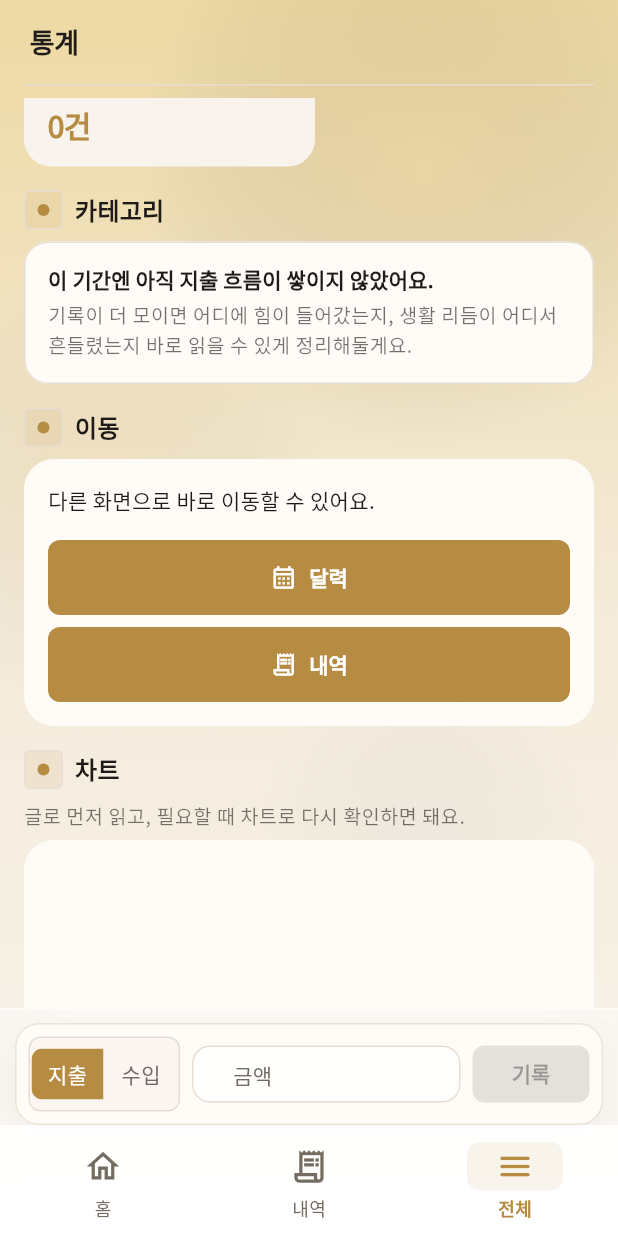
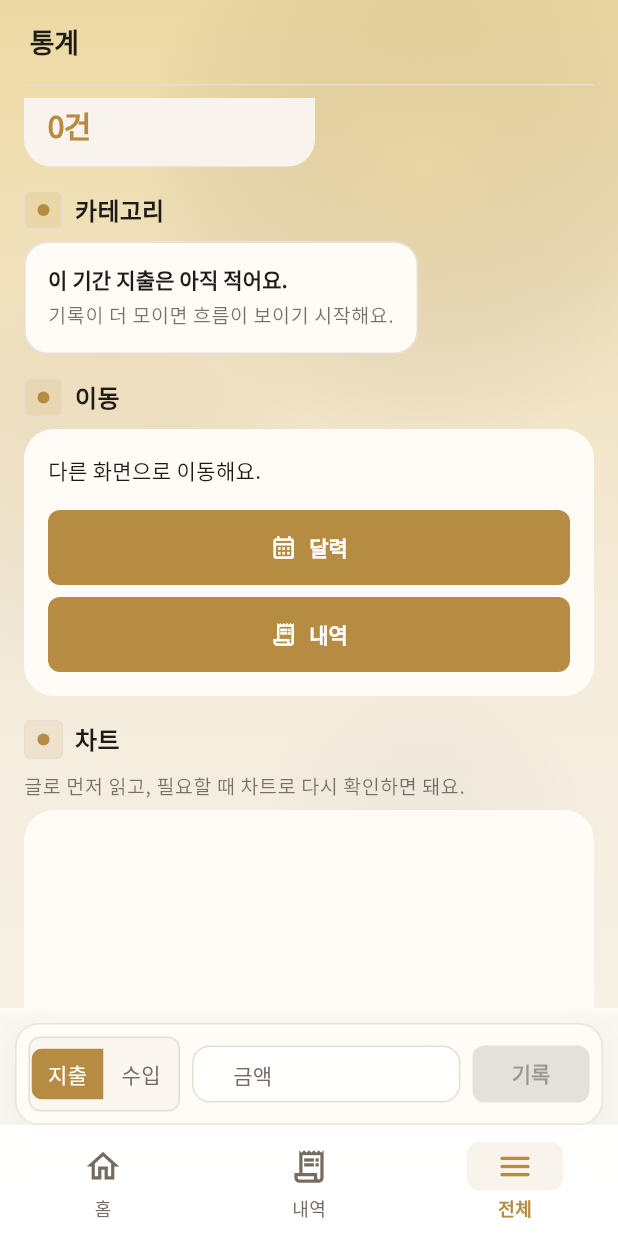
Before and after one commit to skypsj032-code/smart-wallet-app, a Flutter app: the StatisticsScreen screen opened by its route, scrolled down 1152 dp, on a phone screen of 412 x 824 dp. Run offline on Flutter 3.47's test engine with Material 3 defaults, Android fonts, the light colour scheme and no system bars; our stand-ins replace camera, drift, file_picker, flutter_riverpod, go_router, google_fonts and 1 more; missing offline and left inert: google_mlkit_text_recognition; accounts and stored records are empty; generated files the repository leaves out were written again.

Commit message:
refactor: trim ledger axis copy

```diff
--- a/lib/features/accounts/presentation/accounts_screen.dart
+++ b/lib/features/accounts/presentation/accounts_screen.dart
@@ -40,7 +40,7 @@ class AccountsScreen extends ConsumerWidget {
               const AppLedgerAxisIntro(
                 label: '자산',
                 headline: '계좌 상태를 봐요',
-                body: '순자산과 잔액을 바로 확인해요.',
+                body: '순자산과 잔액을 확인해요.',
               ),
               const SizedBox(height: AppSpacing.md),
               _NetWorthCard(
--- a/lib/features/calendar/presentation/calendar_screen.dart
+++ b/lib/features/calendar/presentation/calendar_screen.dart
@@ -65,7 +65,7 @@ class CalendarScreen extends ConsumerWidget {
                 child: AppLedgerAxisIntro(
                   label: '달력',
                   headline: '날짜 흐름을 봐요',
-                  body: '주간, 월간, 연간으로 바로 볼 수 있어요.',
+                  body: '주간, 월간, 연간으로 봐요.',
                 ),
               ),
               const SizedBox(height: AppSpacing.md),
@@ -253,14 +253,14 @@ class CalendarScreen extends ConsumerWidget {
                           if (selectedDate == null) {
                             return const _CalendarEmptyMessage(
                               title: '날짜를 고르면 하루가 열려요.',
-                              body: '수입, 지출, 거래를 바로 볼 수 있어요.',
+                              body: '수입, 지출, 거래를 봐요.',
                             );
                           }
 
                           if (transactions.isEmpty) {
                             return const _CalendarEmptyMessage(
                               title: '이 날 기록은 비어 있어요.',
-                              body: '필요하면 여기서 바로 입력할 수 있어요.',
+                              body: '여기서 바로 입력해요.',
                             );
                           }
 
@@ -537,16 +537,16 @@ class _CalendarInsightCard extends StatelessWidget {
     if (viewMode == CalendarViewMode.year) {
       final net = snapshot.totalIncome - snapshot.totalExpense;
       if (snapshot.totalIncome == 0 && snapshot.totalExpense == 0) {
-        return '아직 기록이 많지 않아요.';
+        return '기록이 아직 적어요.';
       }
       if (net >= 0) {
-        return '달별 흐름을 아래에서 볼 수 있어요.';
+        return '수입이 먼저 보여요.';
       }
-      return '지출이 몰린 달을 아래에서 볼 수 있어요.';
+      return '지출이 먼저 보여요.';
     }
 
     if (selectedDate == null) {
-      return '날짜를 눌러 수입, 지출, 거래를 확인하세요.';
+      return '날짜를 눌러 거래를 봐요.';
     }
 
     final income = selectedDay?.income ?? 0;
@@ -555,9 +555,9 @@ class _CalendarInsightCard extends StatelessWidget {
       return '이 날 기록은 비어 있어요.';
     }
     if (income >= expense) {
-      return '수입 흐름이 더 크게 보이는 날이에요.';
+      return '수입이 더 큰 날이에요.';
     }
-    return '지출 흐름이 더 크게 보이는 날이에요.';
+    return '지출이 더 큰 날이에요.';
   }
 }
 
--- a/lib/features/statistics/presentation/statistics_screen.dart
+++ b/lib/features/statistics/presentation/statistics_screen.dart
@@ -49,7 +49,7 @@ class StatisticsScreen extends ConsumerWidget {
             child: AppLedgerAxisIntro(
               label: '통계',
               headline: '돈 흐름을 읽어요',
-              body: '이번 달, 최근 3개월, 전체를 바로 비교해요.',
+              body: '이번 달, 최근 3개월, 전체를 비교해요.',
             ),
           ),
           const SizedBox(height: AppSpacing.md),
@@ -360,14 +360,14 @@ class _CategoryInsightPanel extends StatelessWidget {
             crossAxisAlignment: CrossAxisAlignment.start,
             children: [
               Text(
-                '이 기간엔 아직 지출 흐름이 쌓이지 않았어요.',
+                '이 기간 지출은 아직 적어요.',
                 style: theme.textTheme.titleSmall?.copyWith(
                   fontWeight: FontWeight.w800,
                 ),
               ),
               const SizedBox(height: AppSpacing.xs),
               Text(
-                '기록이 더 모이면 어디에 힘이 들어갔는지, 생활 리듬이 어디서 흔들렸는지 바로 읽을 수 있게 정리해둘게요.',
+                '기록이 더 모이면 흐름이 보이기 시작해요.',
                 style: theme.textTheme.bodySmall?.copyWith(
                   color: theme.colorScheme.onSurface.withValues(alpha: 0.62),
                 ),
@@ -582,7 +582,7 @@ class _ShortcutPanel extends StatelessWidget {
           crossAxisAlignment: CrossAxisAlignment.start,
           children: [
             Text(
-              '다른 화면으로 바로 이동할 수 있어요.',
+              '다른 화면으로 이동해요.',
               style: Theme.of(context).textTheme.bodyMedium,
             ),
             const SizedBox(height: AppSpacing.md),
@@ -860,7 +860,7 @@ class _StatisticsError extends StatelessWidget {
             ),
             const SizedBox(height: AppSpacing.xs),
             Text(
-              '다시 열면 이어서 볼 수 있어요.\n$error',
+              '다시 열면 볼 수 있어요.\n$error',
               style: theme.textTheme.bodySmall?.copyWith(
                 color: theme.colorScheme.onSurface.withValues(alpha: 0.62),
               ),
@@ -892,26 +892,26 @@ _InsightCopy _buildInsight(StatisticsSnapshot snapshot) {
 
   if (snapshot.totalExpense == 0) {
     return const _InsightCopy(
-      headline: '이번 기간은 나간 돈보다 들어온 흐름이 먼저 보였어요.',
-      body: '지출이 거의 없어서 생활 압력보다는 유입 흐름을 확인하는 데 더 가까운 기간이에요.',
+      headline: '이번 기간은 들어온 흐름이 먼저 보여요.',
+      body: '지출보다 수입 확인이 먼저 필요한 기간이에요.',
     );
   }
 
   final topCategory = snapshot.topCategory;
   final categoryNote = topCategory == null
-      ? '카테고리 흐름은 아직 더 지켜보면 돼요.'
-      : '${topCategory.label} 쪽으로 힘이 가장 많이 들어갔어요.';
+      ? '카테고리는 아직 더 봐야 해요.'
+      : '${topCategory.label} 비중이 가장 커요.';
 
   if (snapshot.balance >= 0) {
     return _InsightCopy(
-      headline: '이번 기간은 남는 흐름으로 마무리되고 있어요.',
-      body: '${snapshot.periodLabel} 동안 수입이 지출을 받쳐주고 있었어요. $categoryNote',
+      headline: '이번 기간은 남는 흐름이에요.',
+      body: '${snapshot.periodLabel} 동안 수입이 지출을 앞섰어요. $categoryNote',
     );
   }
 
   return _InsightCopy(
-    headline: '이번 기간은 나간 돈의 속도가 조금 더 빨랐어요.',
-    body: '${snapshot.periodLabel}의 지출 압력이 수입보다 앞서 있었어요. $categoryNote',
+    headline: '이번 기간은 쓰는 속도가 더 빨라요.',
+    body: '${snapshot.periodLabel} 동안 지출이 수입보다 앞섰어요. $categoryNote',
   );
 }
 
```
Also changed, not shown: 3 other files.
